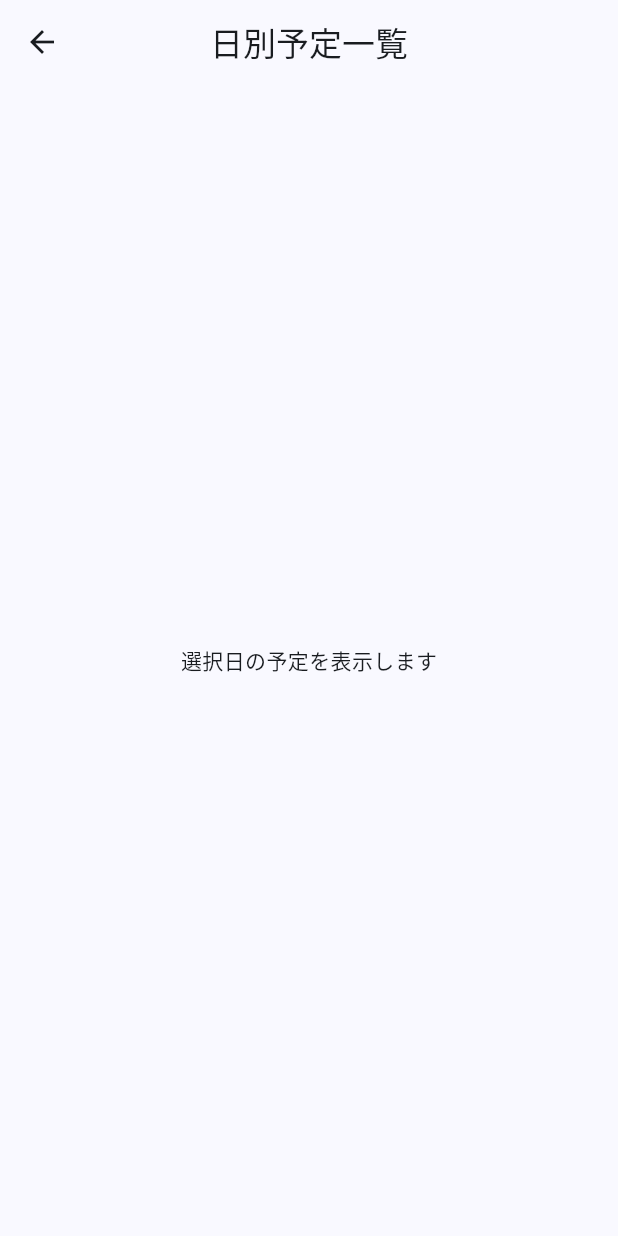
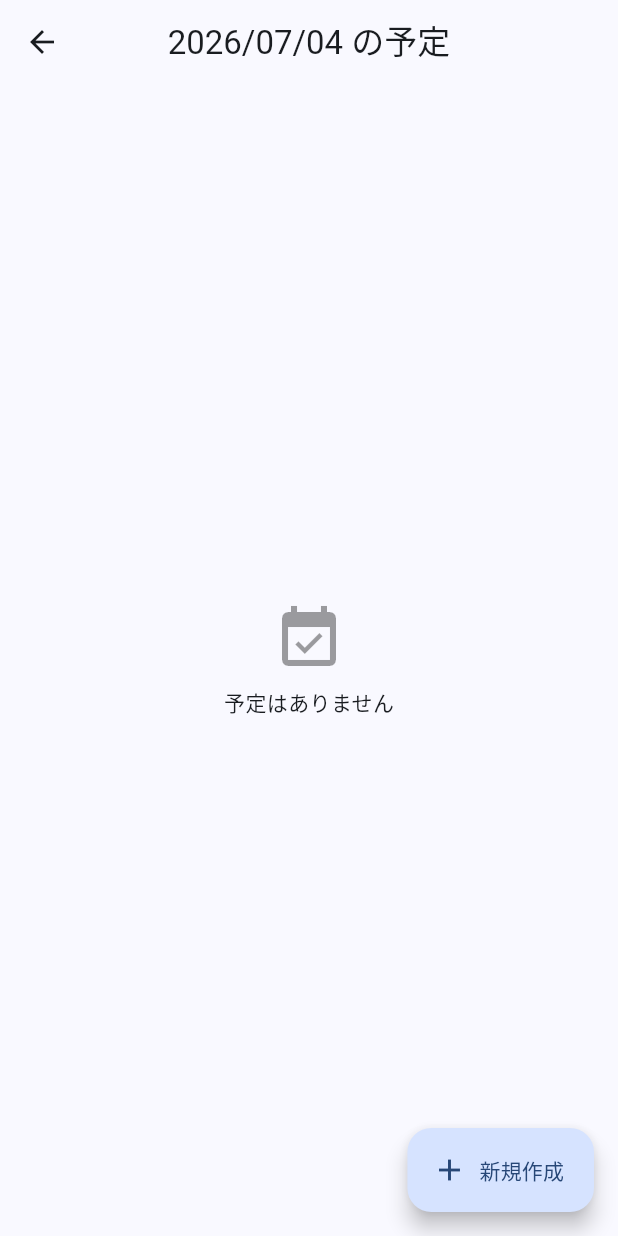
Before and after one commit to Yokochi513/KanSuke, a Flutter app: the DayEventsScreen screen opened by its route, on a phone screen of 412 x 824 dp. Run offline on Flutter 3.47's test engine with Material 3 defaults, Android fonts, the phone set to English and light mode, and no system bars; our stand-ins replace cloud_firestore, firebase_auth, firebase_core, flutter_riverpod, google_sign_in, sign_in_with_apple and 1 more; accounts and stored records are empty.

Commit message:
feat: 日別予定一覧画面を実装 (#10)
選択日の予定をリスト表示し、所有者色・種別バッジ・時刻/終日で判別できる
ようにする（FR-1 / FR-2 / FR-3、基本設計 §6.1）。

- DayEventsScreen: 対象日をルート引数(DateTime)で受け取り、その日の予定を
  所有者色ドット・「仮/確定」バッジ・時刻(または終日)・所有者名で一覧表示
- 項目タップで編集画面へ既存予定を渡して遷移（EventEditArgs.edit）
- 新規作成ボタンで対象日を初期値に編集画面を開く（EventEditArgs.create）
- 空状態の表示
- 再利用可能な EventTypeBadge と #11 への遷移引数 EventEditArgs を追加
- widget_test を実日別一覧に追随（空状態を検証）

Co-Authored-By: Claude Opus 4.8 <noreply@anthropic.com>

```diff
--- a/lib/features/events/presentation/day_events_screen.dart
+++ b/lib/features/events/presentation/day_events_screen.dart
@@ -1,13 +1,134 @@
 import 'package:flutter/material.dart';
+import 'package:flutter_riverpod/flutter_riverpod.dart';
 
-class DayEventsScreen extends StatelessWidget {
+import '../../../app/routes.dart';
+import '../../../core/color_utils.dart';
+import '../../../models/models.dart';
+import '../../users/application/user_providers.dart';
+import '../application/event_providers.dart';
+import 'event_edit_args.dart';
+import 'event_type_badge.dart';
+
+/// 日別予定一覧（FR-1 / FR-2 / FR-3、基本設計 §6.1）。
+///
+/// 選択日の予定を所有者色・種別バッジ・時刻付きで表示し、各項目や新規作成から
+/// 予定編集画面（#11）へ遷移する。対象日はルート引数（[DateTime]）で受け取る。
+class DayEventsScreen extends ConsumerWidget {
   const DayEventsScreen({super.key});
 
   @override
+  Widget build(BuildContext context, WidgetRef ref) {
+    final arg = ModalRoute.of(context)?.settings.arguments;
+    final day = arg is DateTime
+        ? DateUtils.dateOnly(arg)
+        : DateUtils.dateOnly(DateTime.now());
+    final nextDay = day.add(const Duration(days: 1));
+
+    final eventsAsync = ref.watch(
+      eventsInRangeProvider((start: day, end: nextDay)),
+    );
+    final membersById = ref.watch(membersByIdProvider);
+
+    return Scaffold(
+      appBar: AppBar(title: Text('${_formatDate(day)} の予定')),
+      floatingActionButton: FloatingActionButton.extended(
+        onPressed: () => Navigator.pushNamed(
+          context,
+          AppRoutes.eventEdit,
+          arguments: EventEditArgs.create(day),
+        ),
+        icon: const Icon(Icons.add),
+        label: const Text('新規作成'),
+      ),
+      body: eventsAsync.when(
+        loading: () => const Center(child: CircularProgressIndicator()),
+        error: (_, _) =>
+            const Center(child: Text('予定を読み込めませんでした。通信環境を確認してください。')),
+        data: (events) {
+          if (events.isEmpty) {
+            return const _EmptyState();
+          }
+          return ListView.separated(
+            padding: const EdgeInsets.only(bottom: 88),
+            itemCount: events.length,
+            separatorBuilder: (_, _) => const Divider(height: 1),
+            itemBuilder: (context, index) {
+              final event = events[index];
+              return _EventTile(
+                event: event,
+                owner: membersById[event.ownerId],
+              );
+            },
+          );
+        },
+      ),
+    );
+  }
+
+  String _formatDate(DateTime day) =>
+      '${day.year}/${_two(day.month)}/${_two(day.day)}';
+}
+
+class _EventTile extends StatelessWidget {
+  const _EventTile({required this.event, required this.owner});
+
+  final Event event;
+  final User? owner;
+
+  @override
   Widget build(BuildContext context) {
-    return Scaffold(
-      appBar: AppBar(title: const Text('日別予定一覧')),
-      body: const Center(child: Text('選択日の予定を表示します')),
+    final ownerColor = colorFromHex(owner?.color ?? '');
+    return ListTile(
+      leading: Container(
+        width: 12,
+        height: 12,
+        margin: const EdgeInsets.only(top: 6),
+        decoration: BoxDecoration(color: ownerColor, shape: BoxShape.circle),
+      ),
+      title: Text(event.title),
+      subtitle: Text(_scheduleLabel(event)),
+      trailing: EventTypeBadge(event.type),
+      onTap: () => Navigator.pushNamed(
+        context,
+        AppRoutes.eventEdit,
+        arguments: EventEditArgs.edit(event),
+      ),
+    );
+  }
+
+  String _scheduleLabel(Event event) {
+    final ownerName = owner?.name;
+    final ownerLabel = ownerName == null ? '' : '・$ownerName';
+    if (event.allDay) {
+      return '終日$ownerLabel';
+    }
+    final start = event.startAt.toLocal();
+    final end = event.endAt.toLocal();
+    return '${_two(start.hour)}:${_two(start.minute)}'
+        '〜${_two(end.hour)}:${_two(end.minute)}$ownerLabel';
+  }
+}
+
+class _EmptyState extends StatelessWidget {
+  const _EmptyState();
+
+  @override
+  Widget build(BuildContext context) {
+    return Center(
+      child: Column(
+        mainAxisSize: MainAxisSize.min,
+        children: [
+          Icon(
+            Icons.event_available,
+            size: 48,
+            color: Theme.of(context).disabledColor,
+          ),
+          const SizedBox(height: 8),
+          const Text('予定はありません'),
+        ],
+      ),
     );
   }
 }
+
+String _two(int value) => value.toString().padLeft(2, '0');
--- /dev/null
+++ b/lib/features/events/presentation/event_edit_args.dart
@@ -0,0 +1,19 @@
+import '../../../models/models.dart';
+
+/// 予定編集画面（#11）への遷移引数。
+///
+/// - [EventEditArgs.create]: 指定日を初期値に新規作成する。
+/// - [EventEditArgs.edit]: 既存予定を編集する。
+class EventEditArgs {
+  const EventEditArgs.create(DateTime this.initialDate) : event = null;
+
+  const EventEditArgs.edit(Event this.event) : initialDate = null;
+
+  /// 編集対象の既存予定。新規作成時は null。
+  final Event? event;
+
+  /// 新規作成時の初期日付。編集時は null。
+  final DateTime? initialDate;
+
+  bool get isCreate => event == null;
+}
```
Also changed, not shown: lib/features/events/presentation/event_type_badge.dart (added, +37 -0 lines), 2 other files.
